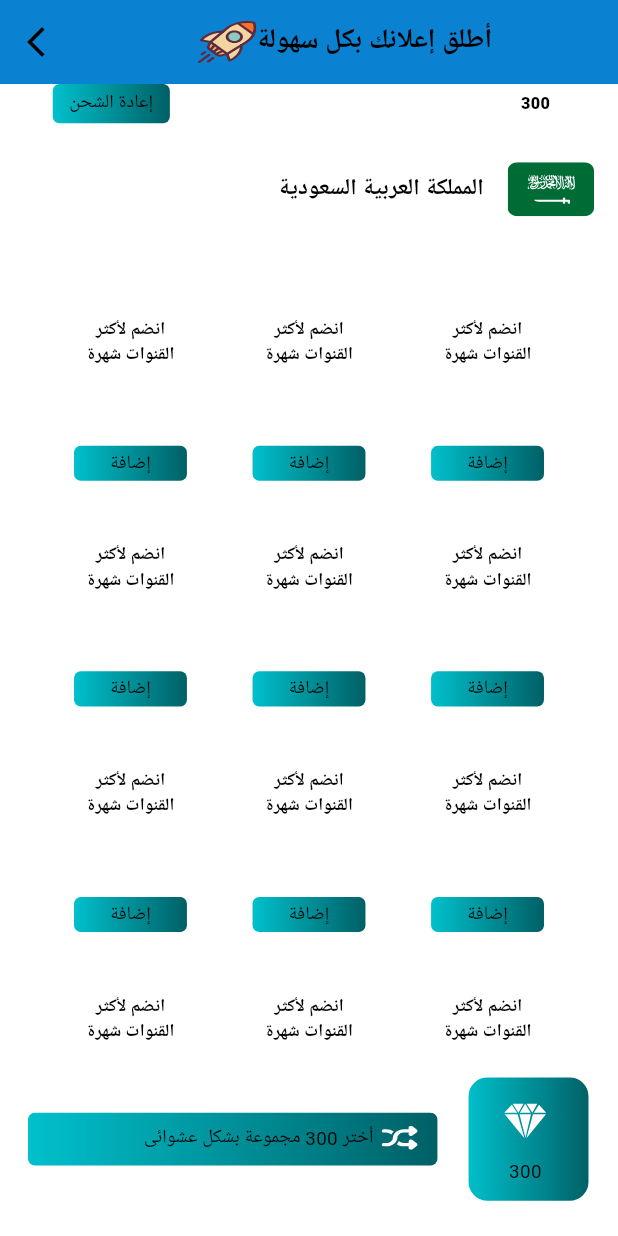
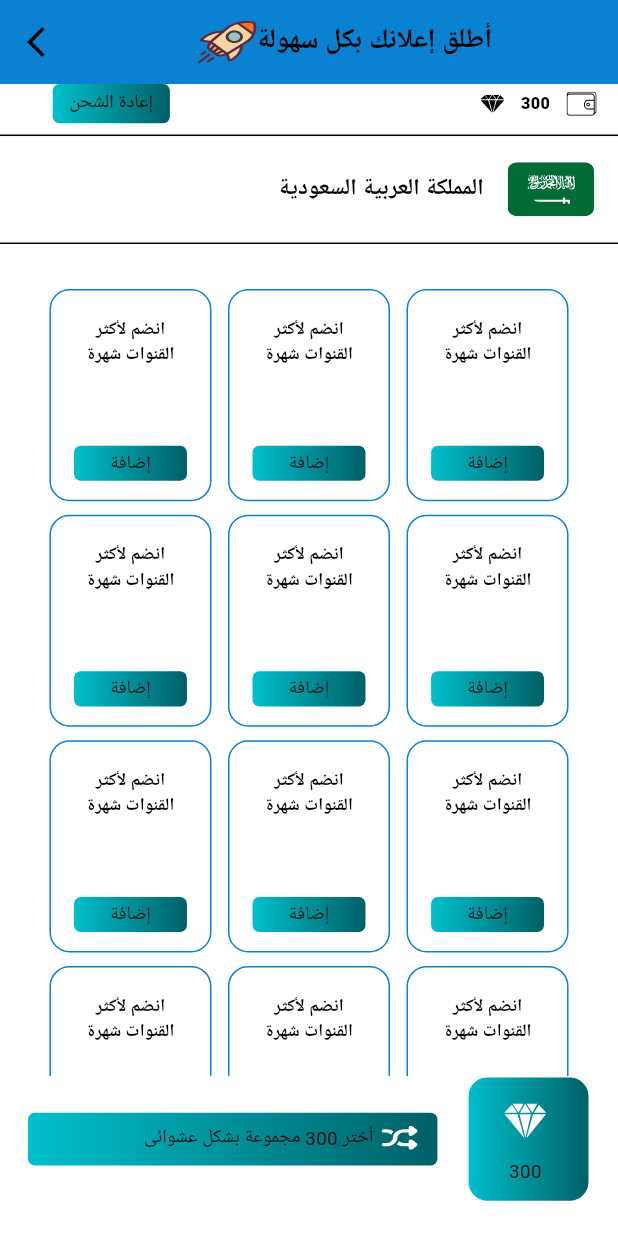
Before and after one commit to mohammedhedaya/-Sar-aat-Al-Tasweeq, a Flutter app: the TelegramGroupsDetailsView screen opened by its route, on a phone screen of 412 x 824 dp. Run offline on Flutter 3.47's test engine with Material 3 defaults, Android fonts, the phone set to English and light mode, and no system bars; our stand-ins replace adaptive_theme, carousel_slider, chat_bubbles, country_code_picker, device_preview, easy_localization and 11 more; missing offline and left inert: qr_code_scanner; accounts and stored records are empty.

Commit message:
Refactor telegram colors

```diff
--- a/lib/core/router/app_router.dart
+++ b/lib/core/router/app_router.dart
@@ -121,7 +121,7 @@ final GoRouter router = GoRouter(
       path: '/',
       builder: (context, state) => BlocProvider(
         create: (context) => getIt<AuthCubit>(),
-        child: const LoginView(),
+        child: const UserMainLayoutScreen(),
       ),
     ),
     GoRoute(
--- a/lib/features/telegram/presentation/views/launch_pages_view/telegram_page_view.dart
+++ b/lib/features/telegram/presentation/views/launch_pages_view/telegram_page_view.dart
@@ -1,3 +1,4 @@
+import 'package:adaptive_theme/adaptive_theme.dart';
 import 'package:easy_localization/easy_localization.dart';
 import 'package:flutter/material.dart';
 import 'package:flutter_screenutil/flutter_screenutil.dart';
@@ -14,6 +15,7 @@ class TelegramPageView extends StatelessWidget {
 
   @override
   Widget build(BuildContext context) {
+    final isDark = AdaptiveTheme.of(context).mode == AdaptiveThemeMode.dark;
     return SingleChildScrollView(
       child: Column(
         children: [
@@ -27,7 +29,7 @@ class TelegramPageView extends StatelessWidget {
             fiiledColor: AppColors.whiteColor.withOpacity(0.10),
             hintText: "addLink".tr(context: context),
             hintStyle: AppStyles.style12W700.copyWith(
-              color: const Color(0xffffffff),
+              color: isDark ? const Color(0xffffffff) : const Color(0xff000000),
             ),
             suffixIcon: InkWell(
               onTap: () {},
@@ -45,7 +47,7 @@ class TelegramPageView extends StatelessWidget {
             fiiledColor: AppColors.whiteColor.withOpacity(0.10),
             hintText: "addLocation".tr(context: context),
             hintStyle: AppStyles.style12W700.copyWith(
-              color: const Color(0xffffffff),
+              color: isDark ? const Color(0xffffffff) : const Color(0xff000000),
             ),
             suffixIcon: InkWell(
               onTap: () {},
--- a/lib/features/telegram/presentation/views/telegram_choose_destination_page/send_telegram/telegram_send_to_all_page.dart
+++ b/lib/features/telegram/presentation/views/telegram_choose_destination_page/send_telegram/telegram_send_to_all_page.dart
@@ -34,8 +34,8 @@ class _TelegramSendToAllPageState extends State<TelegramSendToAllPage> {
           checkColor: const Color(0xff00C0CC),
           visualDensity: VisualDensity.compact,
           contentPadding: EdgeInsets.zero,
-          side: const BorderSide(
-            color: Colors.white,
+          side: BorderSide(
+            color: isDark ? Colors.white : AppColors.blueLight,
           ),
           value: selectAll,
           onChanged: (value) {
--- a/lib/features/telegram/presentation/views/telegram_groups_details_view.dart
+++ b/lib/features/telegram/presentation/views/telegram_groups_details_view.dart
@@ -1,3 +1,4 @@
+import 'package:easy_localization/easy_localization.dart';
 import 'package:flutter/material.dart';
 import 'package:flutter_svg/svg.dart';
 import 'package:go_router/go_router.dart';
@@ -21,7 +22,7 @@ class TelegramGroupsDetailsView extends StatelessWidget {
           children: [
             Flexible(
               child: Text(
-                'أطلق إعلانك بكل سهولة',
+                "launchaddwithease".tr(context: context),
                 style: AppStyles.style20W800,
               ),
             ),
--- a/lib/features/telegram/presentation/widgets/choose_telegram_group_to_send_view2_body.dart
+++ b/lib/features/telegram/presentation/widgets/choose_telegram_group_to_send_view2_body.dart
@@ -79,7 +79,11 @@ class _ChooseTelegramGroupToSendViewBody2State
                     RichText(
                       text: TextSpan(
                         text: "ChannelName".tr(context: context),
-                        style: AppStyles.style13W600,
+                        style: AppStyles.style13W600.copyWith(
+                          color: isDark
+                              ? const Color(0xffffffff)
+                              : const Color(0xff000000),
+                        ),
                         children: [
                           TextSpan(
                             text: ' (حراج) ',
--- a/lib/features/telegram/presentation/widgets/choose_telegram_group_to_send_view_body.dart
+++ b/lib/features/telegram/presentation/widgets/choose_telegram_group_to_send_view_body.dart
@@ -21,7 +21,7 @@ class ChooseTelegramGroupToSendViewBody extends StatelessWidget {
       children: [
         Container(
           width: double.infinity,
-          color: isDark ? AppColors.navBarColor : AppColors.navBarColor,
+          color: isDark ? AppColors.navBarColor : AppColors.blueLight,
           padding: EdgeInsetsDirectional.only(start: 10.w, bottom: 10.h),
           child: Row(
             children: [
@@ -61,7 +61,9 @@ class ChooseTelegramGroupToSendViewBody extends StatelessWidget {
                     fiiledColor: AppColors.whiteColor.withOpacity(0.10),
                     hintText: "addLink".tr(context: context),
                     hintStyle: AppStyles.style12W700.copyWith(
-                      color: const Color(0xffffffff),
+                      color: isDark
+                          ? const Color(0xffffffff)
+                          : const Color(0xff000000),
                     ),
                     suffixIcon: Transform.scale(
                       scale: 0.5,
--- a/lib/features/telegram/presentation/widgets/telegram_groups_details_view_body.dart
+++ b/lib/features/telegram/presentation/widgets/telegram_groups_details_view_body.dart
@@ -1,8 +1,10 @@
+import 'package:adaptive_theme/adaptive_theme.dart';
 import 'package:easy_localization/easy_localization.dart';
 import 'package:flutter/material.dart';
 import 'package:flutter_screenutil/flutter_screenutil.dart';
 import 'package:flutter_svg/svg.dart';
 import 'package:go_router/go_router.dart';
+import 'package:shopping_chart/core/utils/app_colors.dart';
 import '../../../whatsapp/presentation/widgets/custom_show_dialog.dart';
 import '../../../../core/utils/app_text_style.dart';
 import '../../../../core/utils/assets.dart';
@@ -21,6 +23,7 @@ class _TelegramGroupsDetailsViewBodyState
 
   @override
   Widget build(BuildContext context) {
+    final isDark = AdaptiveTheme.of(context).mode == AdaptiveThemeMode.dark;
     return Column(
       children: [
         Padding(
@@ -32,6 +35,10 @@ class _TelegramGroupsDetailsViewBodyState
                 children: [
                   SvgPicture.asset(
                     Assets.imagesWallet,
+                    colorFilter: ColorFilter.mode(
+                      isDark ? Colors.white : Colors.black,
+                      BlendMode.srcIn,
+                    ),
                   ),
                   SizedBox(width: 10.w),
                   Text(
@@ -43,6 +50,10 @@ class _TelegramGroupsDetailsViewBodyState
                   SizedBox(width: 10.w),
                   SvgPicture.asset(
                     Assets.imagesJewel,
+                    colorFilter: ColorFilter.mode(
+                      isDark ? Colors.white : Colors.black,
+                      BlendMode.srcIn,
+                    ),
                   ),
                 ],
               ),
@@ -76,9 +87,9 @@ class _TelegramGroupsDetailsViewBodyState
             ],
           ),
         ),
-        const Divider(
+        Divider(
           thickness: 1,
-          color: Colors.white,
+          color: isDark ? Colors.white : Colors.black,
         ),
         ListTile(
           title: Text(
@@ -90,9 +101,9 @@ class _TelegramGroupsDetailsViewBodyState
             height: 40.h,
           ),
         ),
-        const Divider(
+        Divider(
           thickness: 1,
-          color: Colors.white,
+          color: isDark ? Colors.white : Colors.black,
         ),
         SizedBox(height: 25.h),
         Expanded(
@@ -116,7 +127,7 @@ class _TelegramGroupsDetailsViewBodyState
                     decoration: BoxDecoration(
                       borderRadius: BorderRadius.circular(15.r),
                       border: Border.all(
-                        color: Colors.white,
+                        color: isDark ? Colors.white : AppColors.blueLight,
                         width: 1,
                       ),
                     ),
--- a/lib/features/whatsapp/presentation/views/phone_sending_view.dart
+++ b/lib/features/whatsapp/presentation/views/phone_sending_view.dart
@@ -60,7 +60,7 @@ class PhoneSendingView extends StatelessWidget {
                             mainAxisAlignment: MainAxisAlignment.center,
                             children: [
                               Text(
-                                "6days",
+                                "6days".tr(context: context),
                                 style: AppStyles.style14W800.copyWith(
                                   color: AppColors.blackColor,
                                   fontSize: 23.sp,
```
Also changed, not shown: lib/features/telegram/presentation/views/launch_pages_view/telegram_delete_page_view.dart (+5 -2 lines), lib/features/telegram/presentation/views/launch_pages_view/telegram_phone_page_view.dart (+5 -2 lines), lib/features/telegram/presentation/widgets/choose_telegram_group_to_send_view1_body.dart (+5 -2 lines), lib/features/telegram/presentation/widgets/convert_number_to_telegram_link_view_body.dart (+13 -3 lines), lib/features/telegram/presentation/widgets/launch_telegram_groups_view_body.dart (+7 -7 lines), lib/features/telegram/presentation/widgets/launch_your_telegram_ad_view_body.dart (+8 -2 lines), lib/features/telegram/presentation/widgets/telegram_groups_view_body.dart (+27 -39 lines), lib/features/telegram/presentation/widgets/telegram_view_body.dart (+11 -4 lines).
